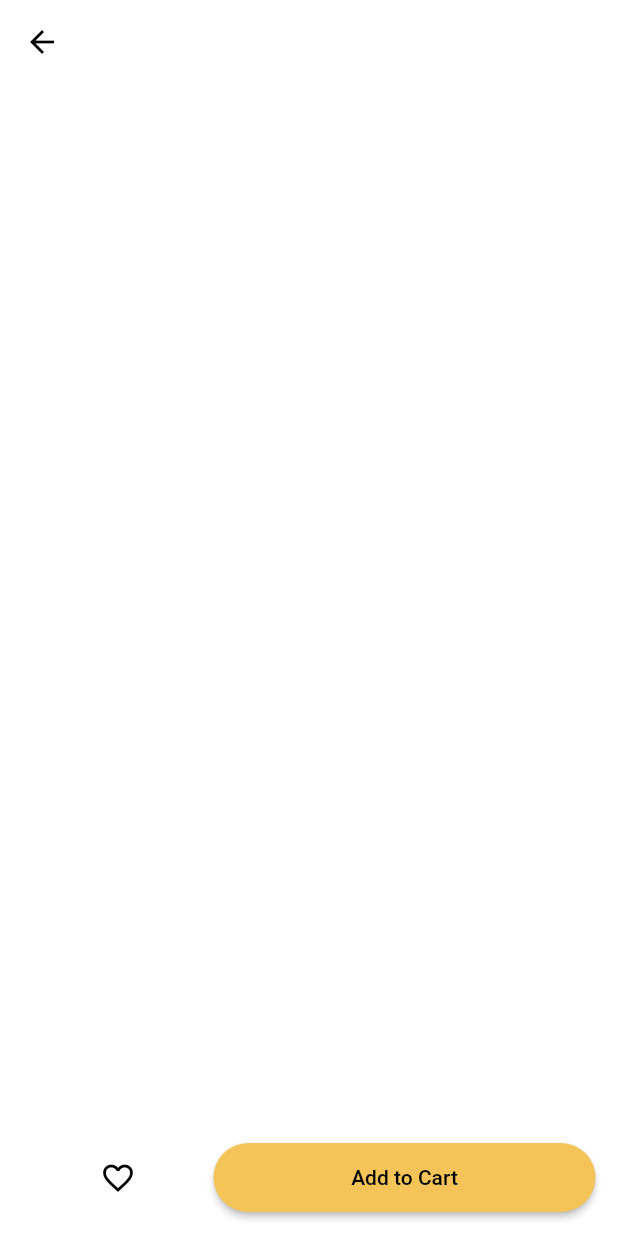
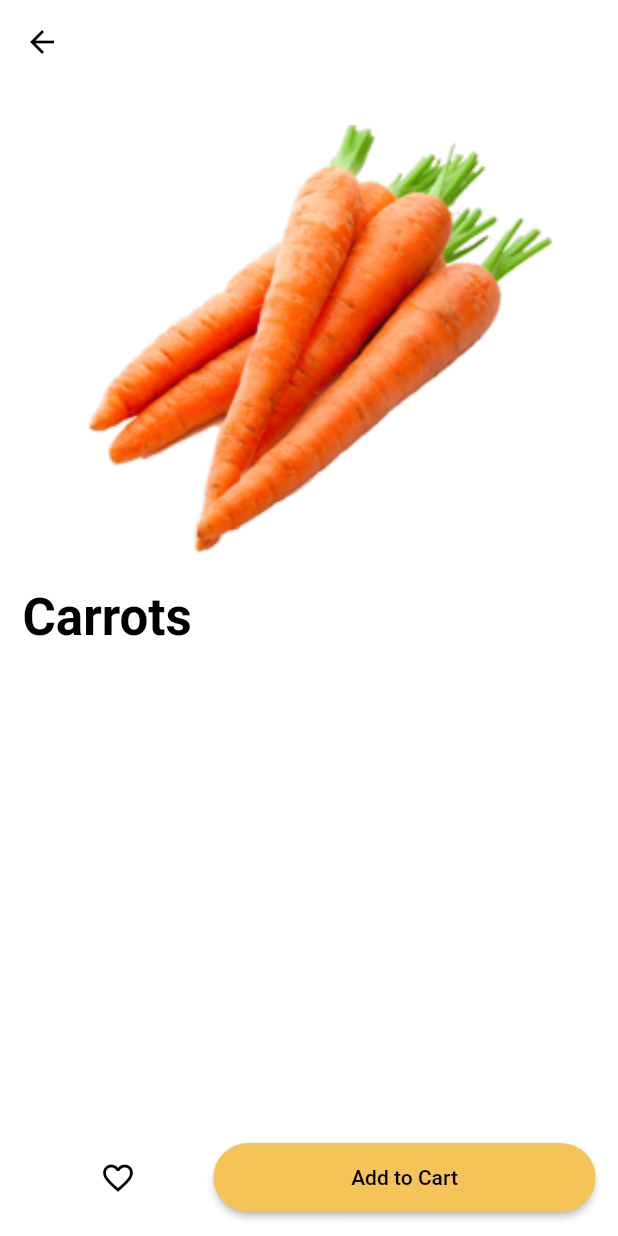
Before and after one commit to andrezffajardo/vegetables-fruits-shop-app, a Flutter app: the screen it shows after launch, after a tap on an icon or button, on a phone screen of 412 x 824 dp. Run offline on Flutter 3.47's test engine with Material 2 defaults, Android fonts, the phone set to English and light mode, and no system bars.

Commit message:
Design details card

```diff
--- a/lib/grocery_store_details.dart
+++ b/lib/grocery_store_details.dart
@@ -5,14 +5,6 @@ class GroceryStoreDetails extends StatelessWidget {
   const GroceryStoreDetails({super.key, required this.product});
 
   final GroceryProduct product;
-
-  /*Hero(
-          tag: 'list_${product.name}',
-          child: Image.asset(
-            product.image,
-            fit: BoxFit.cover,
-          ),
-        ),*/
 
   @override
   Widget build(BuildContext context) {
@@ -26,8 +18,29 @@ class GroceryStoreDetails extends StatelessWidget {
       body: Column(
         children: [
           Expanded(
-            child: Column(
-              children: [],
+            child: Padding(
+              padding: const EdgeInsets.all(15.0),
+              child: Column(
+                crossAxisAlignment: CrossAxisAlignment.stretch,
+                children: [
+                  Padding(
+                    padding: const EdgeInsets.all(12.0),
+                    child: Hero(
+                      tag: 'list_${product.name}',
+                      child: Image.asset(
+                        product.image,
+                        fit: BoxFit.cover,
+                        height: MediaQuery.of(context).size.height * 0.36,
+                      ),
+                    ),
+                  ),
+                  Text(product.name,
+                      style: Theme.of(context).textTheme.headline4?.copyWith(
+                            color: Colors.black,
+                            fontWeight: FontWeight.bold,
+                          )),
+                ],
+              ),
             ),
           ),
           Padding(
```
